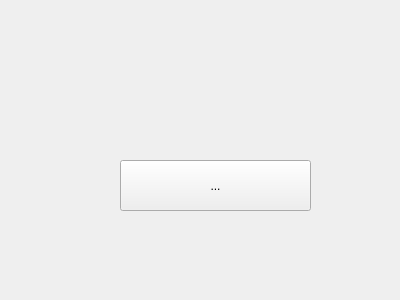
Above: untitled/dialog.ui from peterlin82/qttest01 before the change. Below: the same form after it.
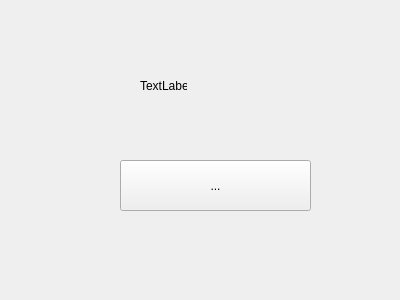
That is the form after the change.

The edit to the form file:
```diff
--- a/untitled/dialog.ui
+++ b/untitled/dialog.ui
@@ -26,6 +26,19 @@
     <string>...</string>
    </property>
   </widget>
+  <widget class="QLabel" name="label">
+   <property name="geometry">
+    <rect>
+     <x>140</x>
+     <y>80</y>
+     <width>47</width>
+     <height>12</height>
+    </rect>
+   </property>
+   <property name="text">
+    <string>TextLabel</string>
+   </property>
+  </widget>
  </widget>
  <layoutdefault spacing="6" margin="11"/>
  <resources/>
```
